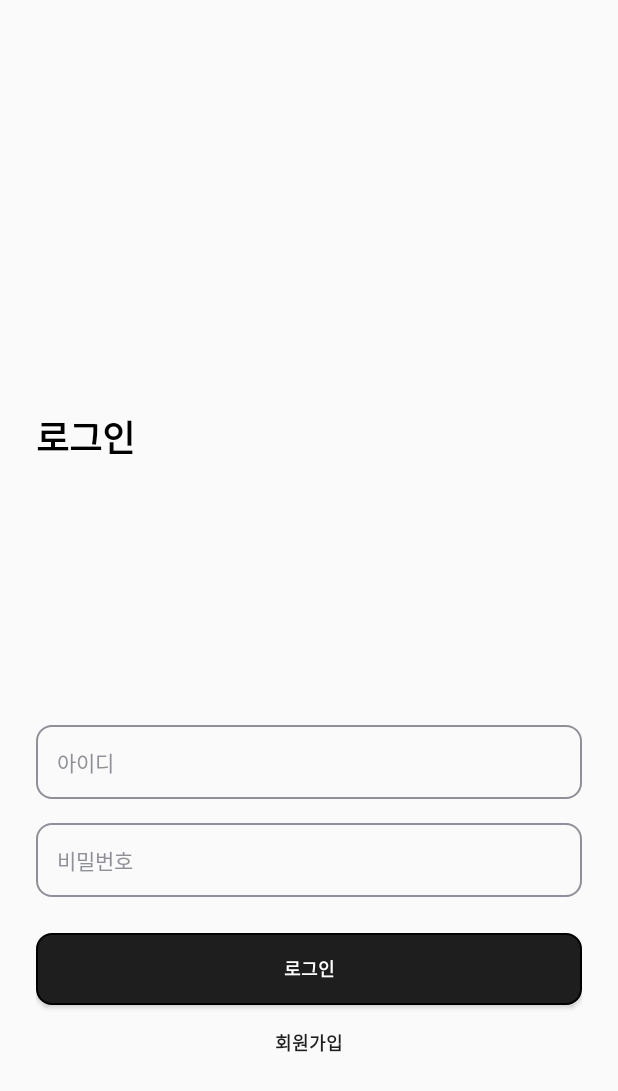
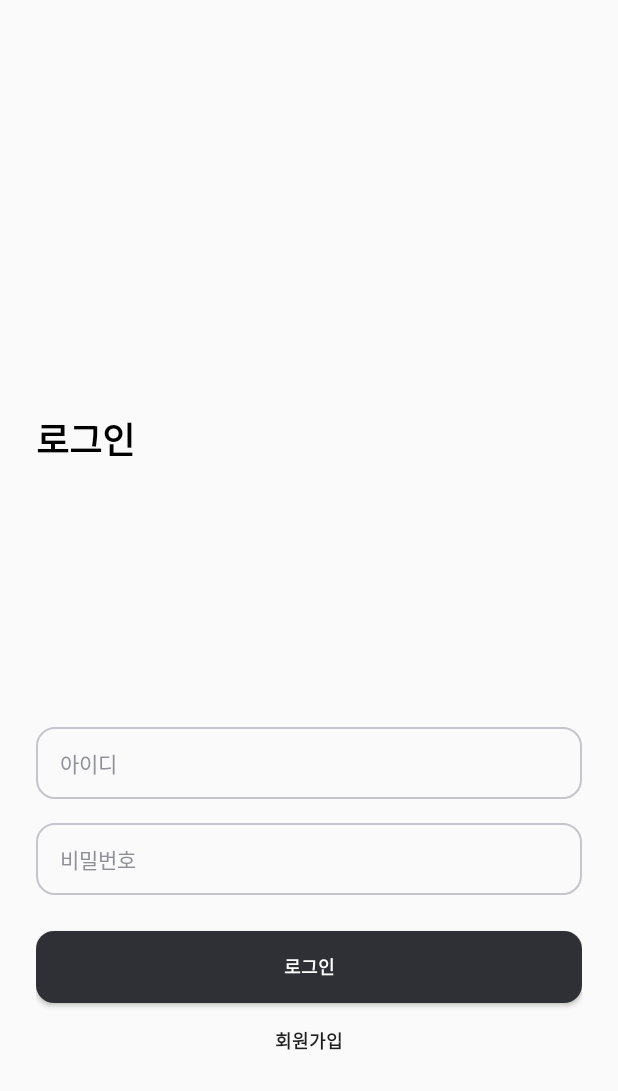
Before and after one commit to DS-Final-Project/Lighter_Android, an Android app: the layout activity_login.xml on its own in the app's theme, with its tools: preview values and no code run, on a phone screen of 412 x 824 dp. Shown: the top 1091 px of the screen. Run offline under Robolectric (Android 15) with nearby library versions, the phone set to English and light mode, and no system bars.

Commit message:
[refactor] 코드 수정

```diff
--- a/app/src/main/java/com/example/test_android2/signup/SginUpActivity.kt
+++ b/app/src/main/java/com/example/test_android2/signup/SginUpActivity.kt
@@ -11,6 +11,7 @@ import com.example.test_android2.data.ResponseData
 import com.example.test_android2.data.ServiceCreator
 import com.example.test_android2.data.UserData
 import com.example.test_android2.databinding.ActivitySginUpBinding
+import com.example.test_android2.login.LogInActivity
 import retrofit2.Call
 import retrofit2.Callback
 import retrofit2.Response
@@ -49,8 +50,8 @@ class SignUpActivity : AppCompatActivity() {
                     val result = response.body()
                     Log.d("회원가입 성공", "$result")
                     Toast.makeText(this@SignUpActivity, "가입 완료 되었습니다.", Toast.LENGTH_LONG).show()
-                    //val intent = Intent(this@SignUpActivity, LogInActivity::class.java)
-                    //startActivity(intent)
+                    val intent = Intent(this@SignUpActivity, LogInActivity::class.java)
+                    startActivity(intent)
                 }
             }
 
--- a/app/src/main/res/layout/activity_login.xml
+++ b/app/src/main/res/layout/activity_login.xml
@@ -1,38 +1,39 @@
 <?xml version="1.0" encoding="utf-8"?>
-<LinearLayout xmlns:android="http://schemas.android.com/apk/res/android"
+<androidx.constraintlayout.widget.ConstraintLayout xmlns:android="http://schemas.android.com/apk/res/android"
     android:layout_width="match_parent"
     android:layout_height="match_parent">
+
     <LinearLayout
         android:layout_width="match_parent"
         android:layout_height="match_parent"
-        android:layout_centerInParent="true"
         android:gravity="center"
         android:orientation="vertical"
         android:paddingStart="24dp"
         android:paddingEnd="24dp">
 
         <TextView
+            android:id="@+id/tv_login"
             android:layout_width="match_parent"
             android:layout_height="wrap_content"
             android:layout_marginTop="154dp"
-            android:text="로그인"
+            android:fontFamily="@font/heading_black"
+            android:text="@string/login"
             android:textColor="@color/black"
-            android:fontFamily="@font/heading_bold"
-            android:textSize="24sp"/>
+            android:textSize="24sp" />
 
         <EditText
             android:id="@+id/lgnId"
             android:layout_width="match_parent"
             android:layout_height="wrap_content"
             android:layout_marginTop="174dp"
-            android:background="@drawable/login_edittext"
+            android:background="@drawable/shape_outlined_round_button"
             android:ems="10"
-            android:hint="아이디"
-            android:fontFamily="@font/body_medium"
-            android:textColorHint="#8F9098"
-            android:inputType="textEmailAddress"
-            android:padding="14dp"
+            android:fontFamily="@font/body_regular"
+            android:hint="@string/id"
+            android:paddingStart="16dp"
+            android:paddingEnd="16dp"
             android:singleLine="true"
+            android:textColorHint="@color/neutral_dark_lightest"
             android:textSize="14sp" />
 
         <EditText
@@ -40,14 +41,15 @@
             android:layout_width="match_parent"
             android:layout_height="wrap_content"
             android:layout_marginTop="16dp"
-            android:background="@drawable/login_edittext"
+            android:background="@drawable/shape_outlined_round_button"
             android:ems="10"
-            android:hint="비밀번호"
-            android:fontFamily="@font/body_medium"
-            android:textColorHint="#8F9098"
+            android:fontFamily="@font/body_regular"
+            android:hint="@string/pw"
             android:inputType="textPassword"
-            android:padding="14dp"
+            android:paddingStart="16dp"
+            android:paddingEnd="16dp"
             android:singleLine="true"
+            android:textColorHint="@color/neutral_dark_lightest"
             android:textSize="14sp" />
 
         <Button
@@ -55,28 +57,24 @@
             android:layout_width="match_parent"
             android:layout_height="wrap_content"
             android:layout_marginTop="24dp"
-            android:background="@drawable/login_btn"
-            android:padding="12dp"
-            android:text="로그인"
+            android:background="@drawable/shape_round_button"
             android:fontFamily="@font/action_semi_bold"
-            android:textAllCaps="false"
+            android:text="@string/login"
             android:textColor="@color/white"
-            android:textSize="12sp"
-            android:gravity="center"/>
+            android:textSize="12sp" />
 
         <Button
             android:id="@+id/signBt"
             android:layout_width="match_parent"
             android:layout_height="wrap_content"
-            android:minHeight="0dp"
-            android:minWidth="0dp"
             android:layout_marginTop="16dp"
             android:background="#00ff0000"
+            android:fontFamily="@font/action_semi_bold"
             android:gravity="center"
-            android:text="회원가입"
-            android:fontFamily="@font/action_semi_bold"
-            android:textAlignment="center"
-            android:textColor="#1E1E1E"
+            android:minWidth="0dp"
+            android:minHeight="0dp"
+            android:text="@string/signup"
+            android:textColor="@color/neutral_dark_darkest"
             android:textSize="12sp" />
     </LinearLayout>
-</LinearLayout>
+</androidx.constraintlayout.widget.ConstraintLayout>
--- a/app/src/main/res/layout/activity_sgin_up.xml
+++ b/app/src/main/res/layout/activity_sgin_up.xml
@@ -73,6 +73,7 @@
                 android:hint="@string/id"
                 android:paddingStart="16dp"
                 android:paddingEnd="16dp"
+                android:textColorHint="@color/neutral_dark_lightest"
                 android:textSize="14sp"
                 app:layout_constraintStart_toStartOf="parent"
                 app:layout_constraintTop_toBottomOf="@+id/tv_id" />
@@ -100,6 +101,7 @@
                 android:inputType="textPassword"
                 android:paddingStart="16dp"
                 android:paddingEnd="16dp"
+                android:textColorHint="@color/neutral_dark_lightest"
                 android:textSize="14sp"
                 app:layout_constraintStart_toStartOf="parent"
                 app:layout_constraintTop_toBottomOf="@+id/tv_pw" />
--- a/app/src/main/res/values/strings.xml
+++ b/app/src/main/res/values/strings.xml
@@ -7,4 +7,6 @@
     <string name="id">아이디</string>
     <string name="pw">비밀번호</string>
     <string name="signup_done">가입 완료</string>
+    <string name="login">로그인</string>
+    <string name="intro">라-이터에 오신 걸 \n환영합니다!</string>
 </resources>
```
Also changed, not shown: app/src/main/AndroidManifest.xml (+6 -4 lines), app/src/main/res/layout/activity_main.xml (+6 -7 lines), app/src/main/java/com/example/test_android2/login/LogInActivity.kt (renamed from app/src/main/java/com/example/test_android2/login/LoginActivity.kt).
